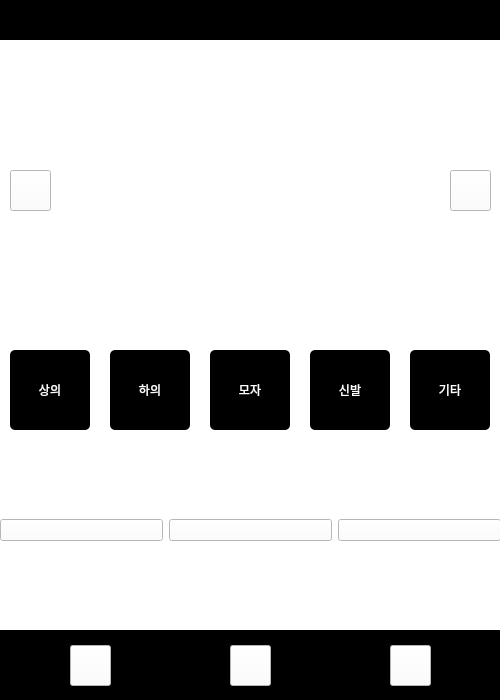
Qt form 웰시코기(23-1)_입어바라/ui/main.ui (wooooooooooooooosung/SSU) before a commit.
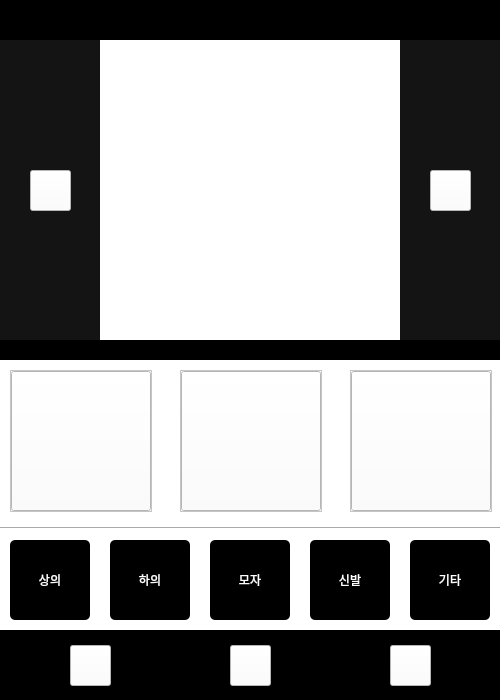
The same form after that commit. Icons and pictures are not drawn.

```diff
--- a/웰시코기(23-1)_입어바라/ui/main.ui
+++ b/웰시코기(23-1)_입어바라/ui/main.ui
@@ -89,9 +89,9 @@
    <widget class="QLabel" name="hotPostImage">
     <property name="geometry">
      <rect>
-      <x>0</x>
+      <x>100</x>
       <y>40</y>
-      <width>500</width>
+      <width>300</width>
       <height>300</height>
      </rect>
     </property>
@@ -102,7 +102,7 @@
    <widget class="QPushButton" name="leftButton">
     <property name="geometry">
      <rect>
-      <x>10</x>
+      <x>30</x>
       <y>170</y>
       <width>41</width>
       <height>41</height>
@@ -128,7 +128,7 @@
     </property>
     <property name="geometry">
      <rect>
-      <x>450</x>
+      <x>430</x>
       <y>170</y>
       <width>41</width>
       <height>41</height>
@@ -154,62 +154,11 @@
      <bool>false</bool>
     </property>
    </widget>
-   <widget class="QWidget" name="horizontalLayoutWidget">
-    <property name="geometry">
-     <rect>
-      <x>0</x>
-      <y>460</y>
-      <width>501</width>
-      <height>141</height>
-     </rect>
-    </property>
-    <layout class="QHBoxLayout" name="horizontalLayout">
-     <item>
-      <widget class="QPushButton" name="img1">
-       <property name="text">
-        <string/>
-       </property>
-       <property name="iconSize">
-        <size>
-         <width>162</width>
-         <height>229</height>
-        </size>
-       </property>
-      </widget>
-     </item>
-     <item>
-      <widget class="QPushButton" name="img2">
-       <property name="text">
-        <string/>
-       </property>
-       <property name="iconSize">
-        <size>
-         <width>162</width>
-         <height>229</height>
-        </size>
-       </property>
-      </widget>
-     </item>
-     <item>
-      <widget class="QPushButton" name="img3">
-       <property name="text">
-        <string/>
-       </property>
-       <property name="iconSize">
-        <size>
-         <width>162</width>
-         <height>229</height>
-        </size>
-       </property>
-      </widget>
-     </item>
-    </layout>
-   </widget>
    <widget class="QPushButton" name="op1">
     <property name="geometry">
      <rect>
       <x>10</x>
-      <y>350</y>
+      <y>540</y>
       <width>80</width>
       <height>80</height>
      </rect>
@@ -232,7 +181,7 @@
     <property name="geometry">
      <rect>
       <x>110</x>
-      <y>350</y>
+      <y>540</y>
       <width>80</width>
       <height>80</height>
      </rect>
@@ -255,7 +204,7 @@
     <property name="geometry">
      <rect>
       <x>210</x>
-      <y>350</y>
+      <y>540</y>
       <width>80</width>
       <height>80</height>
      </rect>
@@ -278,7 +227,7 @@
     <property name="geometry">
      <rect>
       <x>310</x>
-      <y>350</y>
+      <y>540</y>
       <width>80</width>
       <height>80</height>
      </rect>
@@ -301,7 +250,7 @@
     <property name="geometry">
      <rect>
       <x>410</x>
-      <y>350</y>
+      <y>540</y>
       <width>80</width>
       <height>80</height>
      </rect>
@@ -358,6 +307,195 @@
      <enum>QFrame::Raised</enum>
     </property>
    </widget>
+   <widget class="QLabel" name="label">
+    <property name="geometry">
+     <rect>
+      <x>0</x>
+      <y>40</y>
+      <width>500</width>
+      <height>300</height>
+     </rect>
+    </property>
+    <property name="styleSheet">
+     <string notr="true">background-color: rgb(20, 20, 20);</string>
+    </property>
+    <property name="text">
+     <string/>
+    </property>
+   </widget>
+   <widget class="QLabel" name="label_2">
+    <property name="geometry">
+     <rect>
+      <x>0</x>
+      <y>340</y>
+      <width>500</width>
+      <height>20</height>
+     </rect>
+    </property>
+    <property name="styleSheet">
+     <string notr="true">background-color: rgb(0, 0, 0);</string>
+    </property>
+    <property name="text">
+     <string/>
+    </property>
+   </widget>
+   <widget class="QLabel" name="label_3">
+    <property name="geometry">
+     <rect>
+      <x>0</x>
+      <y>500</y>
+      <width>500</width>
+      <height>20</height>
+     </rect>
+    </property>
+    <property name="styleSheet">
+     <string notr="true">background-color: rgb(255, 255, 255);</string>
+    </property>
+    <property name="text">
+     <string/>
+    </property>
+   </widget>
+   <widget class="QScrollArea" name="scrollArea_2">
+    <property name="geometry">
+     <rect>
+      <x>180</x>
+      <y>370</y>
+      <width>142</width>
+      <height>142</height>
+     </rect>
+    </property>
+    <property name="widgetResizable">
+     <bool>true</bool>
+    </property>
+    <widget class="QWidget" name="scrollAreaWidgetContents_2">
+     <property name="geometry">
+      <rect>
+       <x>0</x>
+       <y>0</y>
+       <width>140</width>
+       <height>140</height>
+      </rect>
+     </property>
+     <widget class="QPushButton" name="img2">
+      <property name="geometry">
+       <rect>
+        <x>0</x>
+        <y>0</y>
+        <width>140</width>
+        <height>140</height>
+       </rect>
+      </property>
+      <property name="text">
+       <string/>
+      </property>
+      <property name="iconSize">
+       <size>
+        <width>162</width>
+        <height>229</height>
+       </size>
+      </property>
+     </widget>
+    </widget>
+   </widget>
+   <widget class="QScrollArea" name="scrollArea_3">
+    <property name="geometry">
+     <rect>
+      <x>10</x>
+      <y>370</y>
+      <width>142</width>
+      <height>142</height>
+     </rect>
+    </property>
+    <property name="widgetResizable">
+     <bool>true</bool>
+    </property>
+    <widget class="QWidget" name="scrollAreaWidgetContents_3">
+     <property name="geometry">
+      <rect>
+       <x>0</x>
+       <y>0</y>
+       <width>140</width>
+       <height>140</height>
+      </rect>
+     </property>
+     <widget class="QPushButton" name="img1">
+      <property name="geometry">
+       <rect>
+        <x>0</x>
+        <y>0</y>
+        <width>140</width>
+        <height>140</height>
+       </rect>
+      </property>
+      <property name="text">
+       <string/>
+      </property>
+      <property name="iconSize">
+       <size>
+        <width>162</width>
+        <height>229</height>
+       </size>
+      </property>
+     </widget>
+    </widget>
+   </widget>
+   <widget class="QScrollArea" name="scrollArea_4">
+    <property name="geometry">
+     <rect>
+      <x>350</x>
+      <y>370</y>
+      <width>142</width>
+      <height>142</height>
+     </rect>
+    </property>
+    <property name="widgetResizable">
+     <bool>true</bool>
+    </property>
+    <widget class="QWidget" name="scrollAreaWidgetContents_8">
+     <property name="geometry">
+      <rect>
+       <x>0</x>
+       <y>0</y>
+       <width>140</width>
+       <height>140</height>
+      </rect>
+     </property>
+     <widget class="QPushButton" name="img3">
+      <property name="geometry">
+       <rect>
+        <x>0</x>
+        <y>0</y>
+        <width>140</width>
+        <height>140</height>
+       </rect>
+      </property>
+      <property name="text">
+       <string/>
+      </property>
+      <property name="iconSize">
+       <size>
+        <width>162</width>
+        <height>229</height>
+       </size>
+      </property>
+     </widget>
+    </widget>
+   </widget>
+   <widget class="Line" name="line">
+    <property name="geometry">
+     <rect>
+      <x>0</x>
+      <y>520</y>
+      <width>501</width>
+      <height>16</height>
+     </rect>
+    </property>
+    <property name="orientation">
+     <enum>Qt::Horizontal</enum>
+    </property>
+   </widget>
+   <zorder>line</zorder>
+   <zorder>label</zorder>
    <zorder>frame_2</zorder>
    <zorder>pushButton</zorder>
    <zorder>userButton</zorder>
```
Left out of the diff: 6 changed lines with no effect on the pictures.
